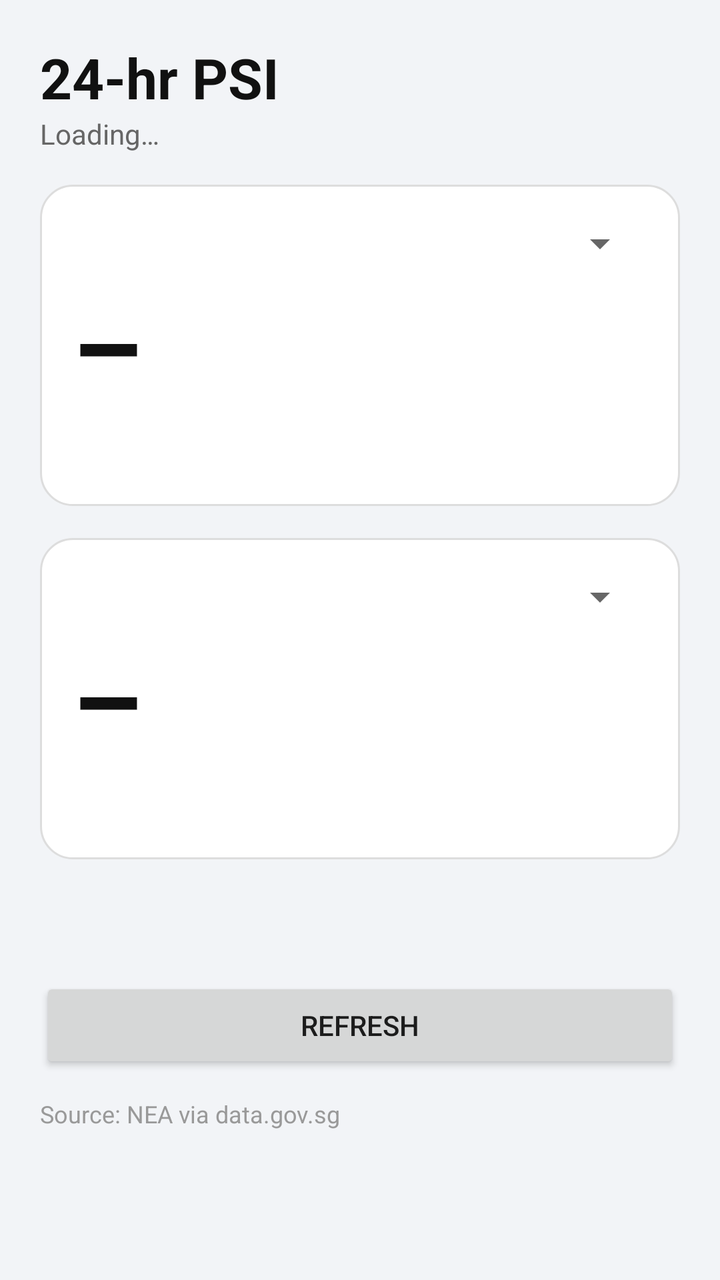
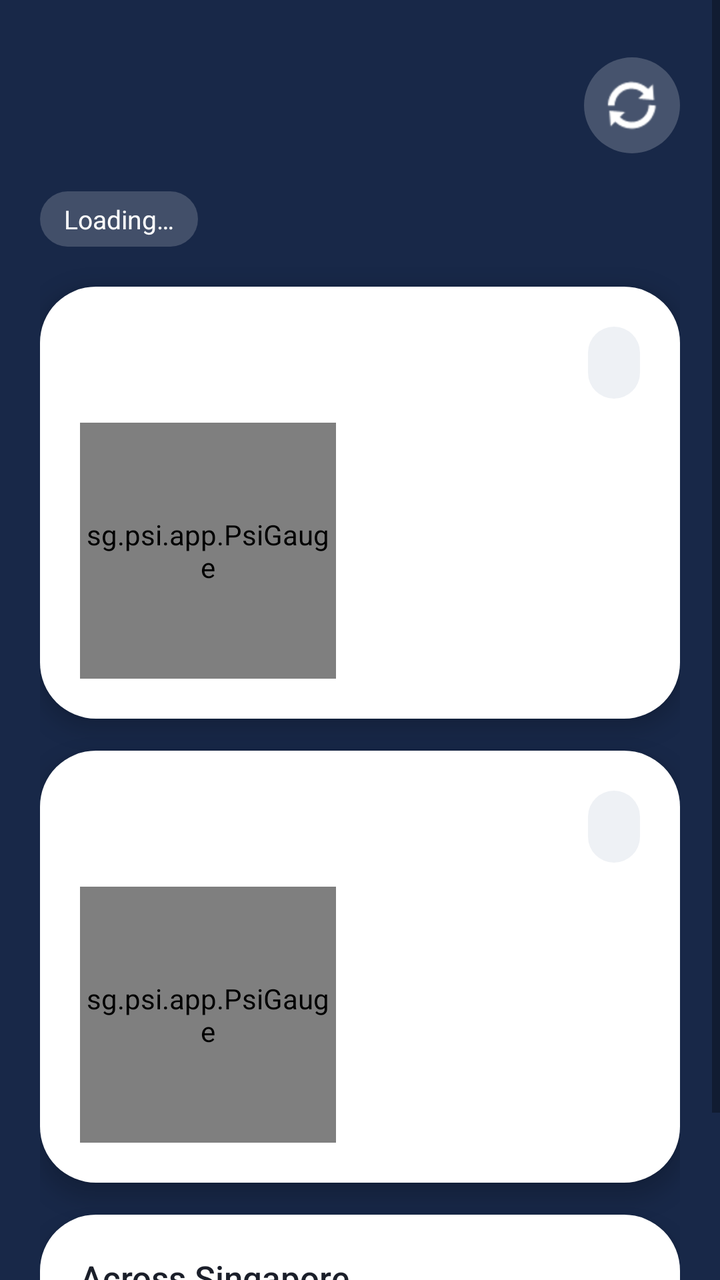

Before-and-after screenshots of an Android layout around one commit, followed by the original layout XML and the change that was made.
<!-- AndroidManifest.xml: application theme android:Theme.Material.Light.NoActionBar -->
<!-- res/layout/activity_main.xml -->
<?xml version="1.0" encoding="utf-8"?>
<ScrollView xmlns:android="http://schemas.android.com/apk/res/android"
    android:layout_width="match_parent"
    android:layout_height="match_parent"
    android:background="#F2F4F7"
    android:fitsSystemWindows="true">

    <LinearLayout
        android:layout_width="match_parent"
        android:layout_height="wrap_content"
        android:orientation="vertical"
        android:padding="20dp">

        <TextView
            android:layout_width="wrap_content"
            android:layout_height="wrap_content"
            android:text="24-hr PSI"
            android:textColor="#111111"
            android:textSize="28sp"
            android:textStyle="bold" />

        <TextView
            android:id="@+id/updated"
            android:layout_width="wrap_content"
            android:layout_height="wrap_content"
            android:layout_marginBottom="16dp"
            android:text="Loading…"
            android:textColor="#666666" />

        <include android:id="@+id/home_card" layout="@layout/psi_card" />

        <include android:id="@+id/office_card" layout="@layout/psi_card" />

        <TextView
            android:id="@+id/all_regions"
            android:layout_width="match_parent"
            android:layout_height="wrap_content"
            android:layout_marginTop="8dp"
            android:textColor="#444444" />

        <Button
            android:id="@+id/refresh"
            android:layout_width="match_parent"
            android:layout_height="wrap_content"
            android:layout_marginTop="16dp"
            android:text="Refresh" />

        <TextView
            android:layout_width="match_parent"
            android:layout_height="wrap_content"
            android:layout_marginTop="12dp"
            android:text="Source: NEA via data.gov.sg"
            android:textColor="#999999"
            android:textSize="12sp" />
    </LinearLayout>
</ScrollView>
<!-- res/layout/psi_card.xml (included above) -->
<?xml version="1.0" encoding="utf-8"?>
<LinearLayout xmlns:android="http://schemas.android.com/apk/res/android"
    android:layout_width="match_parent"
    android:layout_height="wrap_content"
    android:layout_marginBottom="16dp"
    android:background="@drawable/card_bg"
    android:orientation="vertical"
    android:padding="16dp">

    <LinearLayout
        android:layout_width="match_parent"
        android:layout_height="wrap_content"
        android:gravity="center_vertical"
        android:orientation="horizontal">

        <TextView
            android:id="@+id/label"
            android:layout_width="0dp"
            android:layout_height="wrap_content"
            android:layout_weight="1"
            android:textColor="#111111"
            android:textSize="20sp"
            android:textStyle="bold" />

        <Spinner
            android:id="@+id/region"
            android:layout_width="wrap_content"
            android:layout_height="wrap_content" />
    </LinearLayout>

    <TextView
        android:id="@+id/value"
        android:layout_width="wrap_content"
        android:layout_height="wrap_content"
        android:text="–"
        android:textColor="#111111"
        android:textSize="56sp"
        android:textStyle="bold" />

    <TextView
        android:id="@+id/band"
        android:layout_width="wrap_content"
        android:layout_height="wrap_content"
        android:paddingStart="10dp"
        android:paddingTop="4dp"
        android:paddingEnd="10dp"
        android:paddingBottom="4dp"
        android:textColor="#FFFFFF"
        android:textStyle="bold" />
</LinearLayout>
<!-- resources referenced by this layout -->
<resources>
  <!-- drawable card_bg (drawable) -->
  <?xml version="1.0" encoding="utf-8"?>
  <shape xmlns:android="http://schemas.android.com/apk/res/android" android:shape="rectangle">
      <solid android:color="#FFFFFF" />
      <corners android:radius="16dp" />
      <stroke android:width="1dp" android:color="#DDDDDD" />
  </shape>
</resources>

<!-- the commit's change to res/layout/activity_main.xml (unified diff, before → after) -->
@@ -1,56 +1,115 @@
 <?xml version="1.0" encoding="utf-8"?>
 <ScrollView xmlns:android="http://schemas.android.com/apk/res/android"
+    android:id="@+id/root"
     android:layout_width="match_parent"
     android:layout_height="match_parent"
-    android:background="#F2F4F7"
+    android:background="#182848"
+    android:fillViewport="true"
     android:fitsSystemWindows="true">
 
     <LinearLayout
         android:layout_width="match_parent"
         android:layout_height="wrap_content"
         android:orientation="vertical"
-        android:padding="20dp">
-
-        <TextView
-            android:layout_width="wrap_content"
-            android:layout_height="wrap_content"
-            android:text="24-hr PSI"
-            android:textColor="#111111"
-            android:textSize="28sp"
-            android:textStyle="bold" />
+        android:paddingStart="20dp"
+        android:paddingTop="24dp"
+        android:paddingEnd="20dp"
+        android:paddingBottom="20dp">
+
+        <LinearLayout
+            android:layout_width="match_parent"
+            android:layout_height="wrap_content"
+            android:gravity="center_vertical"
+            android:orientation="horizontal">
+
+            <LinearLayout
+                android:layout_width="0dp"
+                android:layout_height="wrap_content"
+                android:layout_weight="1"
+                android:orientation="vertical">
+
+                <TextView
+                    android:id="@+id/greeting"
+                    android:layout_width="wrap_content"
+                    android:layout_height="wrap_content"
+                    android:fontFamily="sans-serif-medium"
+                    android:textColor="#FFFFFF"
+                    android:textSize="28sp" />
+
+                <TextView
+                    android:id="@+id/date"
+                    android:layout_width="wrap_content"
+                    android:layout_height="wrap_content"
+                    android:alpha="0.85"
+                    android:textColor="#FFFFFF"
+                    android:textSize="15sp" />
+            </LinearLayout>
+
+            <ImageButton
+                android:id="@+id/refresh"
+                android:layout_width="48dp"
+                android:layout_height="48dp"
+                android:background="@drawable/glass_circle"
+                android:contentDescription="Refresh"
+                android:src="@android:drawable/ic_popup_sync"
+                android:tint="#FFFFFF" />
+        </LinearLayout>
 
         <TextView
             android:id="@+id/updated"
             android:layout_width="wrap_content"
             android:layout_height="wrap_content"
-            android:layout_marginBottom="16dp"
+            android:layout_marginTop="14dp"
+            android:layout_marginBottom="20dp"
+            android:background="@drawable/glass_pill"
+            android:paddingStart="12dp"
+            android:paddingTop="5dp"
+            android:paddingEnd="12dp"
+            android:paddingBottom="5dp"
             android:text="Loading…"
-            android:textColor="#666666" />
-
-        <include android:id="@+id/home_card" layout="@layout/psi_card" />
-
-        <include android:id="@+id/office_card" layout="@layout/psi_card" />
-
-        <TextView
-            android:id="@+id/all_regions"
+            android:textColor="#FFFFFF"
+            android:textSize="13sp" />
+
+        <include
+            android:id="@+id/home_card"
+            layout="@layout/psi_card" />
+
+        <include
+            android:id="@+id/office_card"
+            layout="@layout/psi_card" />
+
+        <LinearLayout
             android:layout_width="match_parent"
             android:layout_height="wrap_content"
-            android:layout_marginTop="8dp"
-            android:textColor="#444444" />
-
-        <Button
-            android:id="@+id/refresh"
+            android:background="@drawable/card_bg"
+            android:elevation="6dp"
+            android:orientation="vertical"
+            android:padding="20dp">
+
+            <TextView
+                android:layout_width="wrap_content"
+                android:layout_height="wrap_content"
+                android:fontFamily="sans-serif-medium"
+                android:text="Across Singapore"
+                android:textColor="#1B1F2A"
+                android:textSize="17sp" />
+
+            <LinearLayout
+                android:id="@+id/regions"
+                android:layout_width="match_parent"
+                android:layout_height="wrap_content"
+                android:layout_marginTop="14dp"
+                android:orientation="horizontal" />
+        </LinearLayout>
+
+        <TextView
             android:layout_width="match_parent"
             android:layout_height="wrap_content"
             android:layout_marginTop="16dp"
-            android:text="Refresh" />
-
-        <TextView
-            android:layout_width="match_parent"
-            android:layout_height="wrap_content"
-            android:layout_marginTop="12dp"
-            android:text="Source: NEA via data.gov.sg"
-            android:textColor="#999999"
+            android:alpha="0.75"
+            android:gravity="center"
+            android:text="24-hour PSI · National Environment Agency via data.gov.sg"
+            android:textColor="#FFFFFF"
             android:textSize="12sp" />
     </LinearLayout>
 </ScrollView>
@@ -61,8 +120,9 @@
     android:layout_height="wrap_content"
     android:layout_marginBottom="16dp"
     android:background="@drawable/card_bg"
+    android:elevation="6dp"
     android:orientation="vertical"
-    android:padding="16dp">
+    android:padding="20dp">
 
     <LinearLayout
         android:layout_width="match_parent"
@@ -71,37 +131,74 @@
         android:orientation="horizontal">
 
         <TextView
-            android:id="@+id/label"
+            android:id="@+id/emoji"
+            android:layout_width="wrap_content"
+            android:layout_height="wrap_content"
+            android:textSize="22sp" />
+
+        <TextView
+            android:id="@+id/title"
             android:layout_width="0dp"
             android:layout_height="wrap_content"
+            android:layout_marginStart="8dp"
             android:layout_weight="1"
-            android:textColor="#111111"
-            android:textSize="20sp"
-            android:textStyle="bold" />
-
-        <Spinner
+            android:fontFamily="sans-serif-medium"
+            android:textColor="#1B1F2A"
+            android:textSize="19sp" />
+
+        <TextView
             android:id="@+id/region"
             android:layout_width="wrap_content"
-            android:layout_height="wrap_content" />
+            android:layout_height="wrap_content"
+            android:background="@drawable/chip_bg"
+            android:fontFamily="sans-serif-medium"
+            android:minHeight="36dp"
+            android:gravity="center"
+            android:paddingStart="14dp"
+            android:paddingEnd="12dp"
+            android:textColor="#1B1F2A"
+            android:textSize="14sp" />
     </LinearLayout>
 
-    <TextView
-        android:id="@+id/value"
-        android:layout_width="wrap_content"
+    <LinearLayout
+        android:layout_width="match_parent"
         android:layout_height="wrap_content"
-        android:text="–"
-        android:textColor="#111111"
-        android:textSize="56sp"
-        android:textStyle="bold" />
-
-    <TextView
-        android:id="@+id/band"
-        android:layout_width="wrap_content"
-        android:layout_height="wrap_content"
-        android:paddingStart="10dp"
-        android:paddingTop="4dp"
-        android:paddingEnd="10dp"
-        android:paddingBottom="4dp"
-        android:textColor="#FFFFFF"
-        android:textStyle="bold" />
+        android:layout_marginTop="12dp"
+        android:gravity="center_vertical"
+        android:orientation="horizontal">
+
+        <sg.psi.app.PsiGauge
+            android:id="@+id/gauge"
+            android:layout_width="128dp"
+            android:layout_height="128dp" />
+
+        <LinearLayout
+            android:layout_width="0dp"
+            android:layout_height="wrap_content"
+            android:layout_marginStart="18dp"
+            android:layout_weight="1"
+            android:orientation="vertical">
+
+            <TextView
+                android:id="@+id/band"
+                android:layout_width="wrap_content"
+                android:layout_height="wrap_content"
+                android:fontFamily="sans-serif-medium"
+                android:paddingStart="12dp"
+                android:paddingTop="5dp"
+                android:paddingEnd="12dp"
+                android:paddingBottom="5dp"
+                android:textColor="#FFFFFF"
+                android:textSize="14sp" />
+
+            <TextView
+                android:id="@+id/advice"
+                android:layout_width="wrap_content"
+                android:layout_height="wrap_content"
+                android:layout_marginTop="10dp"
+                android:lineSpacingExtra="2dp"
+                android:textColor="#4A5061"
+                android:textSize="15sp" />
+        </LinearLayout>
+    </LinearLayout>
 </LinearLayout>
<!-- resource entries referenced after the edit -->
@@ -4,8 +4,24 @@
   <?xml version="1.0" encoding="utf-8"?>
   <shape xmlns:android="http://schemas.android.com/apk/res/android" android:shape="rectangle">
       <solid android:color="#FFFFFF" />
-      <corners android:radius="16dp" />
-      <stroke android:width="1dp" android:color="#DDDDDD" />
+      <corners android:radius="28dp" />
+  </shape>
+  <!-- drawable chip_bg (drawable) -->
+  <?xml version="1.0" encoding="utf-8"?>
+  <shape xmlns:android="http://schemas.android.com/apk/res/android" android:shape="rectangle">
+      <solid android:color="#EEF1F5" />
+      <corners android:radius="20dp" />
+  </shape>
+  <!-- drawable glass_circle (drawable) -->
+  <?xml version="1.0" encoding="utf-8"?>
+  <shape xmlns:android="http://schemas.android.com/apk/res/android" android:shape="oval">
+      <solid android:color="#33FFFFFF" />
+  </shape>
+  <!-- drawable glass_pill (drawable) -->
+  <?xml version="1.0" encoding="utf-8"?>
+  <shape xmlns:android="http://schemas.android.com/apk/res/android" android:shape="rectangle">
+      <solid android:color="#2EFFFFFF" />
+      <corners android:radius="20dp" />
   </shape>
 </resources>
 
